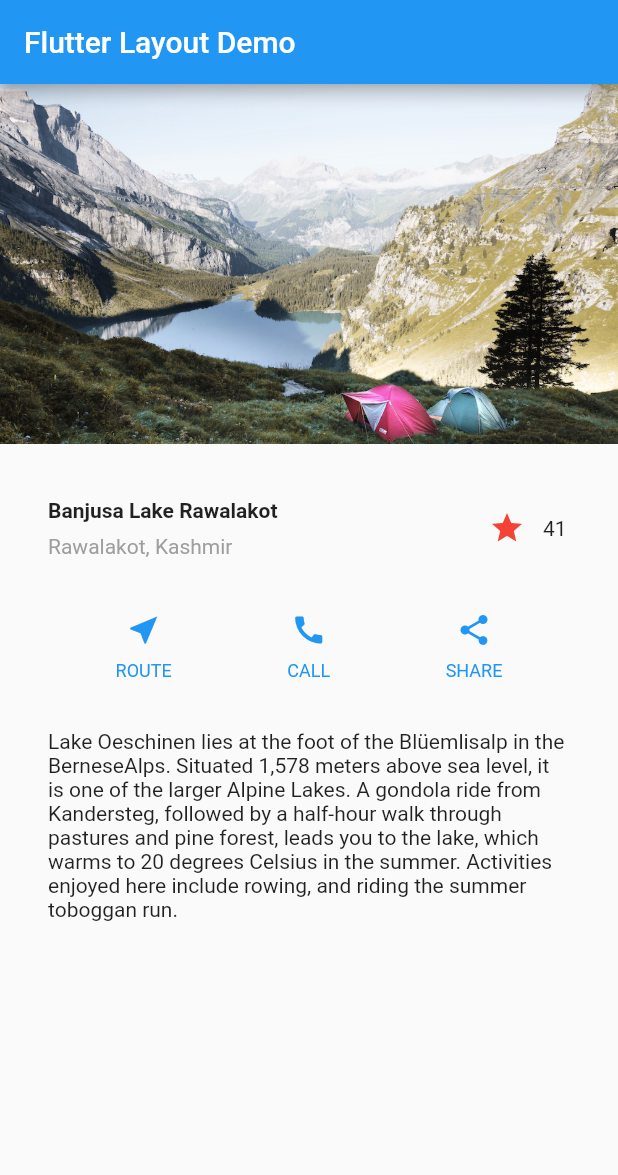
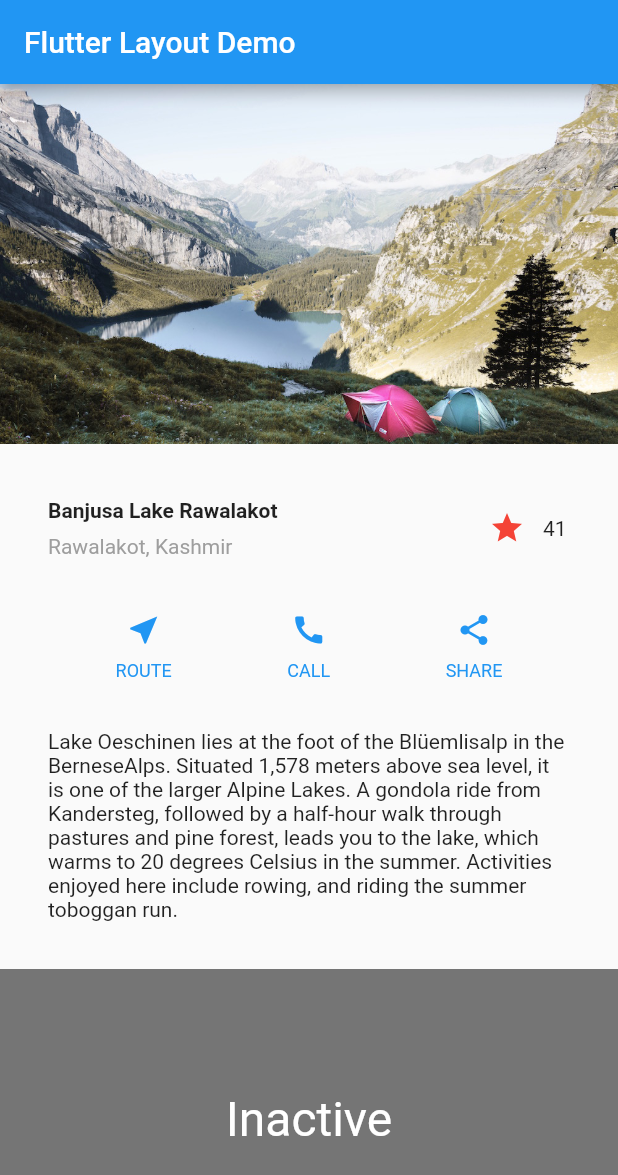
Before and after one commit to ameernormie/flutter-layout, a Flutter app: the screen it shows after launch, on a phone screen of 412 x 824 dp. Shown: the top 1175 px of the screen. Run offline on Flutter 3.47's test engine with Material 2 defaults, Android fonts, the phone set to English and light mode, and no system bars.

```diff
--- a/lib/main.dart
+++ b/lib/main.dart
@@ -88,7 +88,8 @@ class MyApp extends StatelessWidget {
               ),
               titleSection,
               buttonSection,
-              textSection
+              textSection,
+              TapboxA(),
             ],
           ),
         ));
@@ -155,3 +156,38 @@ class _FavouriteWidgetState extends State<FavoriteWidget> {
     );
   }
 }
+
+// ****************** TapBoxA ******************** //
+class TapboxA extends StatefulWidget {
+  TapboxA({Key key}) : super(key: key);
+
+  @override
+  _TapboxAState createState() => _TapboxAState();
+}
+
+class _TapboxAState extends State<TapboxA> {
+  bool _active = false;
+
+  void _handleTap() {
+    setState(() {
+      _active = !_active;
+    });
+  }
+
+  Widget build(BuildContext context) {
+    return GestureDetector(
+      onTap: _handleTap,
+      child: Container(
+        child: Center(
+          child: Text(_active ? 'Active' : 'Inactive',
+              style: TextStyle(fontSize: 32.0, color: Colors.white)),
+        ),
+        width: 200.0,
+        height: 200.0,
+        decoration: BoxDecoration(
+          color: _active ? Colors.lightGreen[700] : Colors.grey[600],
+        ),
+      ),
+    );
+  }
+}
```
